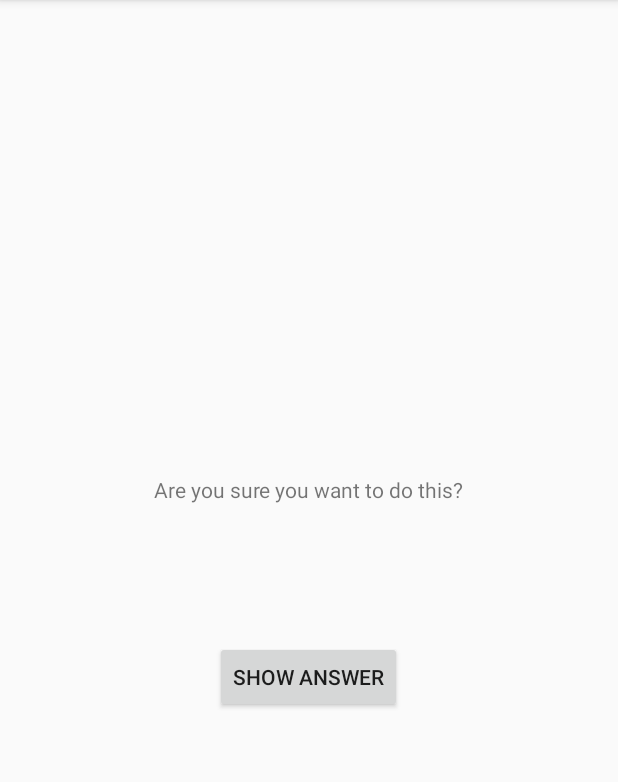
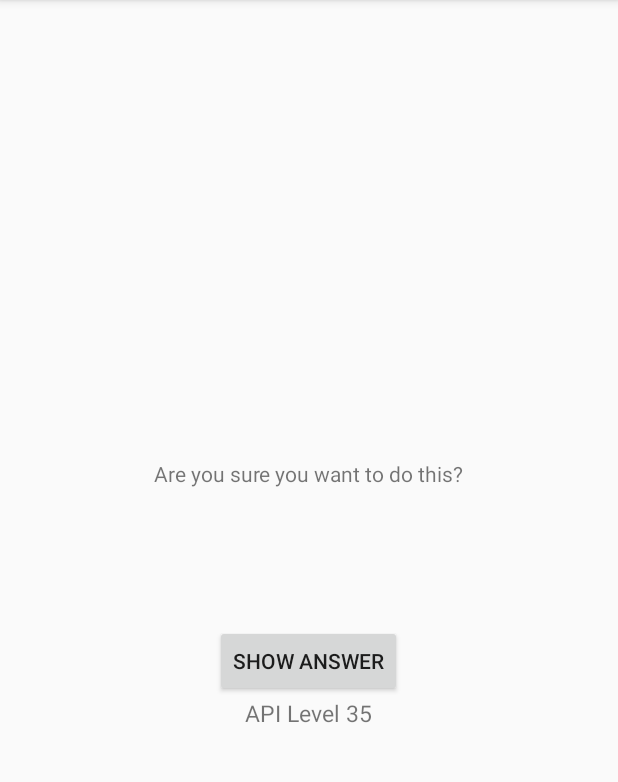
Before and after one commit to esingletary/GeoQuiz, an Android app: the screen it shows after launch (CheatActivity), after a tap on "CHEAT!", on a phone screen of 412 x 824 dp, the part 84-866 px from its top. Run offline under Robolectric (Android 15) with nearby library versions, the phone set to English and light mode, and no system bars.

Commit message:
Added an API Version string, so you can see if your fancy animation will succeed or fail. This satisfies the first challenge.

```diff
--- a/app/src/main/java/co/manny/bnr/geoquiz/CheatActivity.java
+++ b/app/src/main/java/co/manny/bnr/geoquiz/CheatActivity.java
@@ -17,7 +17,7 @@ public class CheatActivity extends AppCompatActivity {
     private static final String EXTRA_ANSWER_IS_TRUE="co.manny.bnr.geoquiz.answer_is_true";
     private static final String EXTRA_ANSWER_SHOWN = "co.manny.bnr.geoquiz.answer_shown";
 
-    private TextView mAnswerTextView;
+    private TextView mAnswerTextView, mAPIVersionTextView;
     private Button mShowAnswerButton;
 
     public static Intent newIntent(Context packageContext, boolean answerIsTrue) {
@@ -39,6 +39,9 @@ public class CheatActivity extends AppCompatActivity {
         mAnswerIsTrue = getIntent().getBooleanExtra(EXTRA_ANSWER_IS_TRUE, false);
 
         mAnswerTextView = (TextView) findViewById(R.id.answer_text_view);
+        mAPIVersionTextView = (TextView) findViewById(R.id.api_version_text_view);
+
+        mAPIVersionTextView.setText("API Level "+Build.VERSION.SDK_INT);
 
         mShowAnswerButton = (Button) findViewById(R.id.show_answer_button);
         mShowAnswerButton.setOnClickListener(new View.OnClickListener() {
--- a/app/src/main/res/layout/activity_cheat.xml
+++ b/app/src/main/res/layout/activity_cheat.xml
@@ -26,4 +26,9 @@
         android:layout_height="wrap_content"
         android:text="@string/show_answer_button"/>
 
+    <TextView
+        android:id="@+id/api_version_text_view"
+        android:layout_width="wrap_content"
+        android:layout_height="wrap_content"
+        android:textSize="15sp"/>
 </LinearLayout>
```
